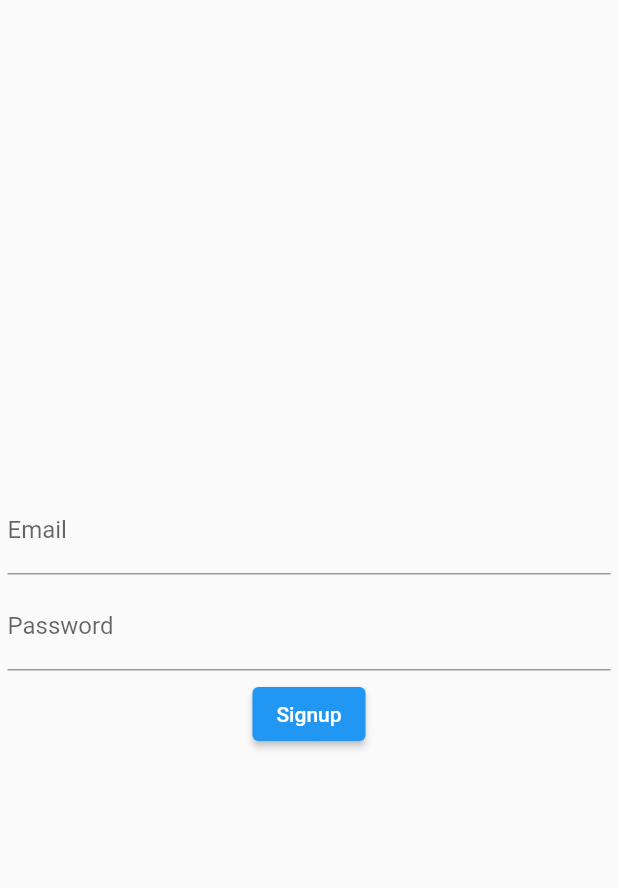
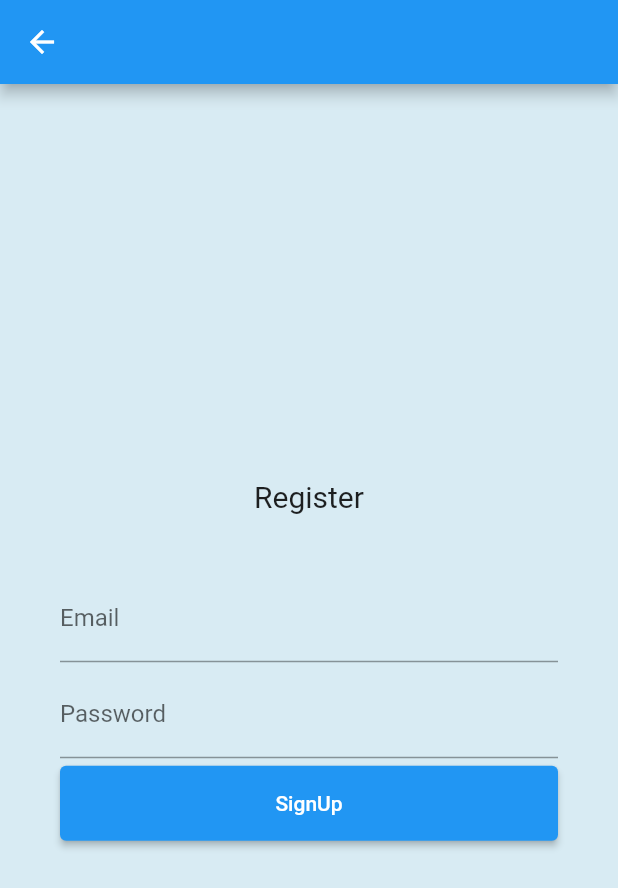
Before and after one commit to Wilaiwandansakchai/partyhaan-flutter, a Flutter app: the SignupScreen screen opened directly, on a phone screen of 412 x 824 dp. Shown: the top 888 px of the screen. Run offline on Flutter 3.47's test engine with Material 2 defaults, Android fonts, the phone set to English and light mode, and no system bars; our stand-ins replace bloc, cloud_firestore, equatable, firebase_auth, firebase_core, flutter_bloc; missing offline and left inert: flow_builder; accounts and stored records are empty.

```diff
--- a/lib/customs/custom_color.dart
+++ b/lib/customs/custom_color.dart
@@ -2,4 +2,14 @@ import 'package:flutter/material.dart';
 
 class IColors {
   static const Color bgBlue = Color(0xFFd8ebf3);
+  static const Color bgOrange = Color(0xFFf3e0d9);
+  static const Color bgEgg = Color(0xFFfcf7f4);
+
+  static const Color nav = Color(0xFFffab6b);
+
+  static const Color textPrice = Color(0xFF717171);
+
+
+
+
 }
--- a/lib/customs/custom_text.dart
+++ b/lib/customs/custom_text.dart
@@ -5,5 +5,13 @@ class IText {
   static const String loginLoginBtn = "Login";
   static const String loginRegisterBtn = "Register";
 
+  static const String loginEmailHint = "Email";
+  static const String loginPasswordHint = "Password";
+
+  //signup
+  static const String signupBtn = "SignUp";
+
+  //party
+  static const String navParty = "สินค้า";
 
 }
--- a/lib/customs/custom_value.dart
+++ b/lib/customs/custom_value.dart
@@ -6,6 +6,12 @@ class IValue {
 
   static const double loginLogoPaddingB = 40.0;
 
+  //party tile
+  static const double partyTileImageHeight = 160.0;
+  static const double partyTileImageRadius = 20.0;
+
+
+
 
 
 
--- a/lib/screen/login/view/login_screen.dart
+++ b/lib/screen/login/view/login_screen.dart
@@ -84,7 +84,7 @@ class _EmailInput extends StatelessWidget {
           onChanged: (email) {
             context.read<LoginCubit>().emailChanged(email);
           },
-          decoration: const InputDecoration(labelText: "Email"),
+          decoration: const InputDecoration(labelText: IText.loginEmailHint),
         );
       },
     );
@@ -103,7 +103,8 @@ class _PasswordInput extends StatelessWidget {
           onChanged: (password) {
             context.read<LoginCubit>().passwordChanged(password);
           },
-          decoration: const InputDecoration(labelText: "Password"),
+          obscureText: true,
+          decoration: const InputDecoration(labelText: IText.loginPasswordHint),
         );
       },
     );
--- a/lib/screen/signup/view/signup_screen.dart
+++ b/lib/screen/signup/view/signup_screen.dart
@@ -2,6 +2,9 @@ import 'package:flutter/material.dart';
 import 'package:flutter_bloc/flutter_bloc.dart';
 import 'package:partyhaan/screen/signup/cubic/signup_cubit.dart';
 
+import '../../../customs/custom_color.dart';
+import '../../../customs/custom_text.dart';
+import '../../../customs/custom_value.dart';
 import '../../../repositories/auth_repository.dart';
 
 class SignupScreen extends StatelessWidget {
@@ -16,6 +19,11 @@ class SignupScreen extends StatelessWidget {
   @override
   Widget build(BuildContext context) {
     return Scaffold(
+      appBar: AppBar(
+        iconTheme: const IconThemeData(
+          color: Colors.white, //modify arrow color from here..
+        ),
+      ),
       body: BlocProvider(
           create: (_) => SignupCubit(context.read<AuthRepository>()),
           child: const SignupForm()),
@@ -40,11 +48,15 @@ class SignupForm extends StatelessWidget {
           Navigator.of(context).pop();
         }
       },
-      child: Padding(
-        padding: const EdgeInsets.all(5.0),
+      child: Container(
+        color: IColors.bgBlue,
+        padding: const EdgeInsets.only(
+            right: IValue.mainPaddingRL, left: IValue.mainPaddingRL),
         child: Column(
           mainAxisAlignment: MainAxisAlignment.center,
           children: const [
+            _TilteText(),
+            SizedBox(height: IValue.loginLogoPaddingB),
             _EmailInput(),
             SizedBox(height: 5),
             _PasswordInput(),
@@ -53,6 +65,18 @@ class SignupForm extends StatelessWidget {
           ],
         ),
       ),
+    );
+  }
+}
+
+class _TilteText extends StatelessWidget {
+  const _TilteText({Key? key}) : super(key: key);
+
+  @override
+  Widget build(BuildContext context) {
+    return const Text(
+      IText.loginRegisterBtn,
+      style: TextStyle(fontSize: 20),
     );
   }
 }
@@ -107,10 +131,16 @@ class _SignupButton extends StatelessWidget {
         return state.status == SignupStatus.submitting
             ? const CircularProgressIndicator()
             : ElevatedButton(
+                style: ElevatedButton.styleFrom(
+                  primary: Colors.blue,
+                  minimumSize:
+                      const Size.fromHeight(IValue.mainBtnHeight), // NEW
+                ),
                 onPressed: () {
                   context.read<SignupCubit>().signupFormSubmitted();
                 },
-                child: const Text("Signup"));
+                child: const Text(IText.signupBtn),
+              );
       },
     );
   }
```
Also changed, not shown: lib/customs/custom_style.dart (added, +20 -0 lines), lib/models/party_model.dart (+24 -19 lines), lib/screen/home/view/home_screen.dart (+23 -61 lines), lib/screen/home/view/party_view.dart (added, +86 -0 lines).
